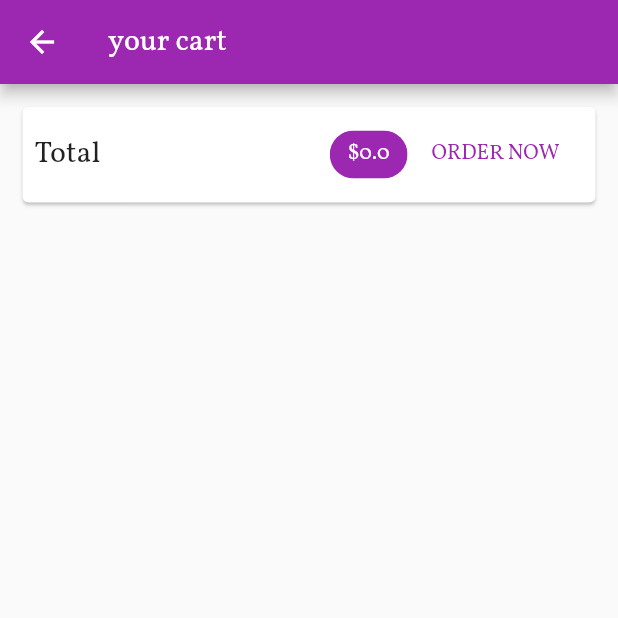
After one commit to kuroi512/shopApp, a Flutter app: the CartScreen screen opened by its route, on a phone screen of 412 x 824 dp, the top half of it. The commit adds this screen. Run offline on Flutter 3.47's test engine with Material 2 defaults, Android fonts, the phone set to English and light mode, and no system bars; network calls fail.

Commit message:
cart nemsen

```diff
--- a/lib/main.dart
+++ b/lib/main.dart
@@ -1,6 +1,7 @@
 import 'package:flutter/material.dart';
 import 'package:provider/provider.dart';
 
+import '../screens/cart_screen.dart';
 import './providers/cart.dart';
 import './providers/products.dart';
 import './screens/product_detail_screen.dart';
@@ -30,7 +31,8 @@ class MyApp extends StatelessWidget {
           ),
           home: ProductsOverviewScreen(),
           routes: {
-            ProducDetailScreen.routName: (ctx) => ProducDetailScreen(),
+            ProducDetailScreen.routeName: (ctx) => ProducDetailScreen(),
+            CartScreen.routeName: (ctx) => CartScreen(),
           }),
     );
   }
--- a/lib/providers/cart.dart
+++ b/lib/providers/cart.dart
@@ -22,7 +22,15 @@ class Cart with ChangeNotifier {
   }
 
   int get itemCount {
-    return _items == null ? 0 : _items.length;
+    return _items.length;
+  }
+
+  double get totalAmount {
+    var total = 0.0;
+    _items.forEach((key, cartItem) {
+      total += cartItem.price * cartItem.quantity;
+    });
+    return total;
   }
 
   void addItem(
@@ -51,5 +59,11 @@ class Cart with ChangeNotifier {
         ),
       );
     }
+    notifyListeners();
+  }
+
+  void removeItem(String productId) {
+    _items.remove(productId);
+    notifyListeners();
   }
 }
--- /dev/null
+++ b/lib/screens/cart_screen.dart
@@ -0,0 +1,71 @@
+import 'package:flutter/material.dart';
+import 'package:provider/provider.dart';
+
+import '../providers/cart.dart';
+import '../widgets/cart_item.dart' as ci;
+
+class CartScreen extends StatelessWidget {
+  // const CartScreen({Key? key}) : super(key: key);
+  static const routeName = '/cart';
+
+  @override
+  Widget build(BuildContext context) {
+    final cart = Provider.of<Cart>(context);
+    return Scaffold(
+      appBar: AppBar(
+        title: Text('your cart'),
+      ),
+      body: Column(
+        children: <Widget>[
+          Card(
+            margin: EdgeInsets.all(15),
+            child: Padding(
+              padding: EdgeInsets.all(8),
+              child: Row(
+                mainAxisAlignment: MainAxisAlignment.spaceBetween,
+                // ignore: prefer_const_literals_to_create_immutables
+                children: <Widget>[
+                  // ignore: prefer_const_constructors
+                  Text('Total', style: TextStyle(fontSize: 20)),
+                  // ignore: prefer_const_constructors
+                  Spacer(),
+                  // ignore: prefer_const_constructors
+                  Chip(
+                    label: Text(
+                      '\$${cart.totalAmount}',
+                      style: TextStyle(
+                        color:
+                            Theme.of(context).primaryTextTheme.headline6!.color,
+                      ),
+                    ),
+                    backgroundColor: Theme.of(context).primaryColor,
+                  ),
+                  FlatButton(
+                    child: Text('ORDER NOW'),
+                    onPressed: () {},
+                    textColor: Theme.of(context).primaryColor,
+                  ),
+                ],
+              ),
+            ),
+          ),
+          SizedBox(
+            height: 10,
+          ),
+          Expanded(
+            child: ListView.builder(
+              itemCount: cart.items.length,
+              itemBuilder: (BuildContext ctx, int i) => ci.CartItem(
+                cart.items.values.toList()[i].id,
+                cart.items.keys.toList()[i],
+                cart.items.values.toList()[i].price,
+                cart.items.values.toList()[i].quantity,
+                cart.items.values.toList()[i].title,
+              ),
+            ),
+          ),
+        ],
+      ),
+    );
+  }
+}
--- a/lib/screens/product_detail_screen.dart
+++ b/lib/screens/product_detail_screen.dart
@@ -8,7 +8,7 @@ class ProducDetailScreen extends StatelessWidget {
   // final double price;
 
   // ProducDetailScreen(this.title, this.price);
-  static const routName = '/product-detail';
+  static const routeName = '/product-detail';
   @override
   Widget build(BuildContext context) {
     final productId = ModalRoute.of(context)!.settings.arguments as String;
--- a/lib/screens/products_overview_screen.dart
+++ b/lib/screens/products_overview_screen.dart
@@ -1,6 +1,7 @@
 import 'package:flutter/material.dart';
 import 'package:provider/provider.dart';
 
+import '../screens/cart_screen.dart';
 import '../widgets/products_grid.dart';
 import '../widgets/badge.dart';
 import '../providers/cart.dart';
@@ -58,7 +59,9 @@ class _ProductsOverviewScreenState extends State<ProductsOverviewScreen> {
               icon: Icon(
                 Icons.shopping_cart,
               ),
-              onPressed: () {},
+              onPressed: () {
+                Navigator.of(context).pushNamed(CartScreen.routeName);
+              },
             ),
           )
         ],
--- a/lib/widgets/product_item.dart
+++ b/lib/widgets/product_item.dart
@@ -22,7 +22,7 @@ class ProductItem extends StatelessWidget {
         child: GestureDetector(
           onTap: () {
             Navigator.of(context).pushNamed(
-              ProducDetailScreen.routName,
+              ProducDetailScreen.routeName,
               arguments: product.id,
             );
           },
```
Also changed, not shown: lib/widgets/cart_item.dart (added, +70 -0 lines).
